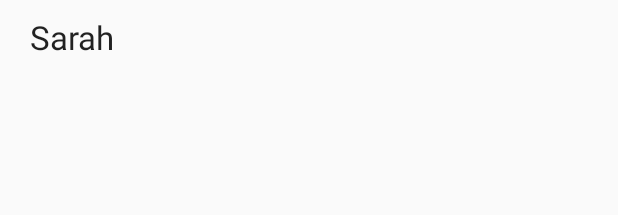
After one commit to caleighm/WalkyTalkyAndroid, an Android app: the layout tour_point_item.xml on its own in the app's theme, with its tools: preview values and no code run, on a phone screen of 412 x 824 dp. The commit adds this screen. Shown: the top 215 px of the screen. Run offline under Robolectric (Android 15) with nearby library versions, the phone set to English and light mode, and no system bars.

Commit message:
Second list view ready for testing

```diff
--- a/app/src/main/java/com/example/jacobtutu/walkytalky/HttpActivity.java
+++ b/app/src/main/java/com/example/jacobtutu/walkytalky/HttpActivity.java
@@ -24,7 +24,7 @@ class HttpTask {
 
     private static final String TAG = "HttpTask";
 
-    private static final String DOMAIN = "http://206.12.42.139:8000";
+    private static final String DOMAIN = "http://10.19.128.213:8000";
     private static final String ALL_TOURS = "/all-tours";
     private static final String TOUR = "/tour?tourid=";
 
--- a/app/src/main/java/com/example/jacobtutu/walkytalky/TourSearch.java
+++ b/app/src/main/java/com/example/jacobtutu/walkytalky/TourSearch.java
@@ -121,7 +121,7 @@ public class TourSearch extends AppCompatActivity {
 
         lv.setAdapter(adapter);
 
-        mTextMessage = (TextView) findViewById(R.id.message);
+
 //        BottomNavigationView navigation = (BottomNavigationView) findViewById(R.id.navigation);
 //        navigation.setOnNavigationItemSelectedListener(mOnNavigationItemSelectedListener);
 
--- /dev/null
+++ b/app/src/main/res/layout/tour_point_item.xml
@@ -0,0 +1,19 @@
+<?xml version="1.0" encoding="utf-8"?>
+<RelativeLayout xmlns:android="http://schemas.android.com/apk/res/android"
+                android:layout_width="match_parent"
+                android:layout_height="match_parent"
+                android:padding="10dp"
+    >
+
+    <TextView
+        android:id="@+id/tvPointName"
+        android:layout_alignBaseline="@+id/ivUserIcon"
+        android:layout_toRightOf="@+id/ivUserIcon"
+        android:layout_width="wrap_content"
+        android:layout_height="wrap_content"
+        android:paddingLeft="10dp"
+        android:paddingRight="6dp"
+        android:text="Sarah"
+        android:textAppearance="?android:attr/textAppearanceLarge" />s
+
+</RelativeLayout>
```
Also changed, not shown: app/src/main/java/com/example/jacobtutu/walkytalky/PointsAdapter.java (added, +38 -0 lines), app/src/main/java/com/example/jacobtutu/walkytalky/TourDetailActivity.java (+26 -8 lines), app/src/main/java/com/example/jacobtutu/walkytalky/TourPointParser.java (+9 -24 lines), app/src/main/res/layout/activity_tour_detail.xml (+9 -0 lines), app/src/main/res/layout/activity_tour_search.xml (+0 -9 lines).
